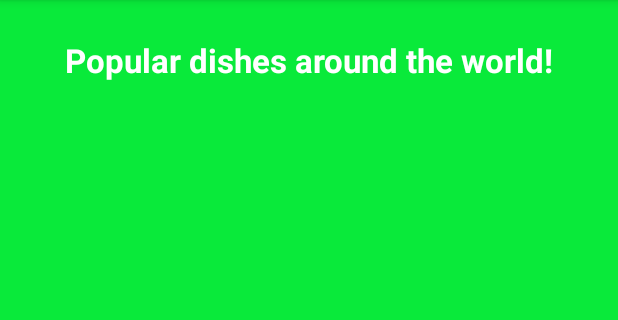
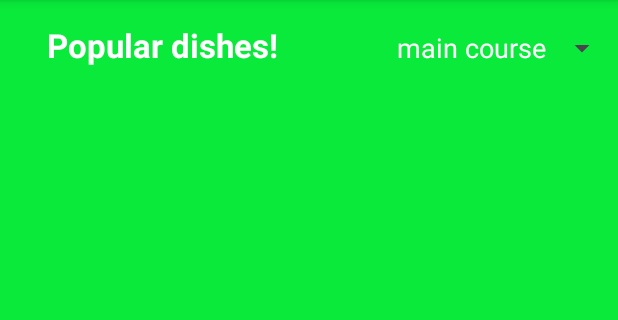
Before and after one commit to Andru2003/R-D_Project, an Android app: the fragment PopularFragment placed in its activity, on a phone screen of 412 x 824 dp, the part 96-416 px from its top. Run offline under Robolectric (Android 15) with nearby library versions, the phone set to English and light mode, and no system bars; libraries missing offline, so code that uses them is left out: nl.joery.animatedbottombar; plain views replace AnimatedBottomBar; 4 statements that could not run were skipped.

Commit message:
Commit Spinner Popular Food Radu

```diff
--- a/app/src/main/java/com/example/rdproject/PopularFragment.java
+++ b/app/src/main/java/com/example/rdproject/PopularFragment.java
@@ -14,11 +14,17 @@ import androidx.recyclerview.widget.RecyclerView;
 import android.view.LayoutInflater;
 import android.view.View;
 import android.view.ViewGroup;
+import android.widget.AdapterView;
+import android.widget.ArrayAdapter;
+import android.widget.Spinner;
 import android.widget.Toast;
 
 import com.example.rdproject.Adapter.RandomRecipeAdapter;
 import com.example.rdproject.Listeners.RandomRecipiResponseListener;
 import com.example.rdproject.Models.RandomRApiResponse;
+
+import java.util.ArrayList;
+import java.util.List;
 
 
 public class PopularFragment extends Fragment {
@@ -27,7 +33,10 @@ public class PopularFragment extends Fragment {
     RequestManager manager;
     RandomRecipeAdapter randomRecipeAdapter;
     RecyclerView recyclerView;
-
+    // Here we create a spinner
+    Spinner spinner;
+    // We will create the list of tags
+    List<String> tags = new ArrayList<>();
 
     @Override
     public View onCreateView(LayoutInflater inflater, ViewGroup container,
@@ -42,8 +51,21 @@ public class PopularFragment extends Fragment {
 
       //  dialog = new ProgressDialog(view.getContext());
     //    dialog.setTitle("Loading");
+        // Here we will use the spinner to match the xmls with the string(dish types)
+        spinner = view.findViewById(R.id.spinner1_tags);
+        // here we create the Array Adapter
+        ArrayAdapter arrayAdapter = ArrayAdapter.createFromResource(
+                getContext(),
+                R.array.tags,
+                R.layout.spinner_text
+        );
+        arrayAdapter.setDropDownViewResource(R.layout.spinner_inner_text);
+        spinner.setAdapter(arrayAdapter);
+        spinner.setOnItemSelectedListener(spinnerSelectedListener);
+
         manager = new RequestManager(view.getContext());
-        manager.getRandomRecipes(randomRecipeResponseListener);
+        //manager.getRandomRecipes(randomRecipeResponseListener);
+
         //dialog.show();
 
     }
@@ -65,4 +87,19 @@ public class PopularFragment extends Fragment {
         }
     };
 
+    // Here we will add the listeners for every button in the dropdown
+    private  final AdapterView.OnItemSelectedListener spinnerSelectedListener = new AdapterView.OnItemSelectedListener() {
+        @Override
+        public void onItemSelected(AdapterView<?> parent, View view, int position, long id) {
+            tags.clear();
+            tags.add(parent.getSelectedItem ().toString());
+            manager.getRandomRecipes(randomRecipeResponseListener, tags);
+        }
+
+        @Override
+        public void onNothingSelected(AdapterView<?> parent) {
+
+        }
+    };
+
 }
--- a/app/src/main/java/com/example/rdproject/RequestManager.java
+++ b/app/src/main/java/com/example/rdproject/RequestManager.java
@@ -4,6 +4,8 @@ import android.content.Context;
 
 import com.example.rdproject.Listeners.RandomRecipiResponseListener;
 import com.example.rdproject.Models.RandomRApiResponse;
+
+import java.util.List;
 
 import retrofit2.Call;
 import retrofit2.Callback;
@@ -18,7 +20,6 @@ public class RequestManager {
 
     //singleton class to
     Context context; //the context of our request
-
     //initialisation of the Retrofit tool
     //it takes the base url of the online api, does a convert
     //on the Json and buids it.
@@ -33,10 +34,10 @@ public class RequestManager {
 
 
     // gets all the necesary data from the api
-    public void getRandomRecipes(RandomRecipiResponseListener l)
+    public void getRandomRecipes(RandomRecipiResponseListener l, List<String> tags)
     {
         CallRandomRecipes callRandomRecipes = retrofit.create(CallRandomRecipes.class);
-        Call<RandomRApiResponse> call = callRandomRecipes.callRandomRecipe(context.getString(R.string.api_key),"10");
+        Call<RandomRApiResponse> call = callRandomRecipes.callRandomRecipe(context.getString(R.string.api_key),"5", tags);
         call.enqueue(new Callback<RandomRApiResponse>() {
             @Override
             public void onResponse(Call<RandomRApiResponse> call, Response<RandomRApiResponse> response) {
@@ -65,7 +66,10 @@ public class RequestManager {
                //link to documentation: "https://spoonacular.com/food-api/docs#Get-Random-Recipes"
 
                  @Query("apiKey") String apiKey,
-                 @Query("number") String number
+                 @Query("number") String number,
+
+                 // Radu has been here, we will add a new query
+                 @Query("tags") List<String> tags
         );
     }
 }
--- a/app/src/main/res/layout/fragment_popular.xml
+++ b/app/src/main/res/layout/fragment_popular.xml
@@ -13,24 +13,45 @@
        android:layout_height="match_parent"
        android:background="#09EA3A"
        android:orientation="vertical">
-       <TextView
+       <androidx.appcompat.widget.Toolbar
            android:layout_width="match_parent"
-           android:layout_height="wrap_content"
-           android:text="Popular dishes around the world!"
-           android:layout_margin="15dp"
-           android:padding="10dp"
-           android:textSize="10pt"
-           android:textAlignment="center"
-           android:textColor="@color/white"
-           android:textStyle="bold"
+           android:layout_height="?attr/actionBarSize">
+           <RelativeLayout
+               android:layout_width="match_parent"
+               android:layout_height="wrap_content">
 
-           >
-       </TextView>
+               <TextView
+                   android:layout_width="match_parent"
+                   android:layout_height="wrap_content"
+                   android:layout_marginStart="15dp"
+                   android:layout_marginTop="15dp"
+                   android:layout_marginEnd="15dp"
+                   android:layout_marginBottom="15dp"
+                   android:padding="0dp"
+
+                   android:text="Popular dishes!"
+                   android:textColor="@color/white"
+
+                   android:textSize="10pt"
+                   android:textStyle="bold" />
+           <Spinner
+               android:id="@+id/spinner1_tags"
+               android:gravity="center"
+               android:layout_alignParentEnd="true"
+               android:entries="@array/tags"
+               android:layout_width="wrap_content"
+               android:layout_height="match_parent" />
+
+
+
+
+       </RelativeLayout>
+       </androidx.appcompat.widget.Toolbar>
        <androidx.recyclerview.widget.RecyclerView
           android:id="@+id/recyclerRandom"
            android:layout_marginTop="5dp"
-           android:layout_marginLeft="20dp"
-           android:layout_marginRight="20dp"
+           android:layout_marginLeft="8dp"
+           android:layout_marginRight="8dp"
            android:layout_width="match_parent"
            android:layout_height="match_parent"
            app:layoutManager="androidx.recyclerview.widget.LinearLayoutManager"
--- a/app/src/main/res/layout/list_random_recipe.xml
+++ b/app/src/main/res/layout/list_random_recipe.xml
@@ -5,7 +5,8 @@
     xmlns:app="http://schemas.android.com/apk/res-auto"
     app:cardBackgroundColor="@color/white"
     app:cardCornerRadius="50dp"
-    app:cardElevation="15dp"
+    app:cardElevation="10dp"
+    android:layout_margin="10dp"
     android:id="@+id/randomContainer"
     >
 
@@ -26,7 +27,6 @@
             android:textStyle="bold"
             android:textColor="@color/black"
             android:textSize="22sp"
-            android:layout_margin="10dp"
             android:padding="5dp"
             android:textAlignment="center"
             />
--- /dev/null
+++ b/app/src/main/res/layout/spinner_inner_text.xml
@@ -0,0 +1,10 @@
+<?xml version="1.0" encoding="utf-8"?>
+<TextView xmlns:android="http://schemas.android.com/apk/res/android"
+    android:layout_width="match_parent"
+    android:layout_height="wrap_content"
+    android:text="Dessert"
+    android:padding="10dp"
+    android:textColor="@color/black"
+    android:textSize="18sp">
+
+</TextView>
--- /dev/null
+++ b/app/src/main/res/layout/spinner_text.xml
@@ -0,0 +1,9 @@
+<?xml version="1.0" encoding="utf-8"?>
+<CheckedTextView xmlns:android="http://schemas.android.com/apk/res/android"
+    android:layout_width="match_parent"
+    android:layout_height="wrap_content"
+    android:text="Menu"
+    android:textSize="18sp"
+    android:textColor="@color/white">
+
+</CheckedTextView>
--- a/app/src/main/res/values/strings.xml
+++ b/app/src/main/res/values/strings.xml
@@ -24,7 +24,23 @@
     <string name="second_fragment_label">Second Fragment</string>
     <string name="next">Next</string>
     <string name="previous">Previous</string>
+    <string-array name="tags">
+        <item>main course</item>
+        <item>side dish</item>
+        <item>dessert</item>
+        <item>appetizer</item>
+        <item>salad</item>
+        <item>bread</item>
+        <item>breakfast</item>
+        <item>soup</item>
+        <item>beverage</item>
+        <item>sauce</item>
+        <item>marinade</item>
+        <item>fingerfood</item>
+        <item>snack</item>
+        <item>drink </item>
 
+    </string-array>
     <string name="lorem_ipsum">
         Lorem ipsum dolor sit amet, consectetur adipiscing elit. Nam in scelerisque sem. Mauris
         volutpat, dolor id interdum ullamcorper, risus dolor egestas lectus, sit amet mattis purus
```
